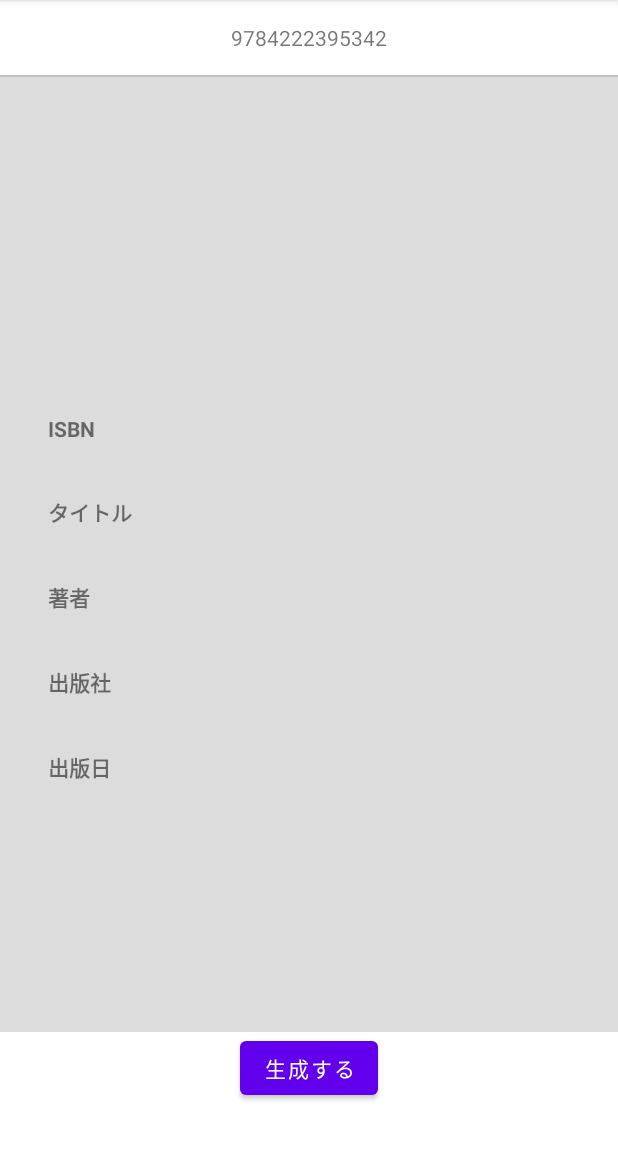
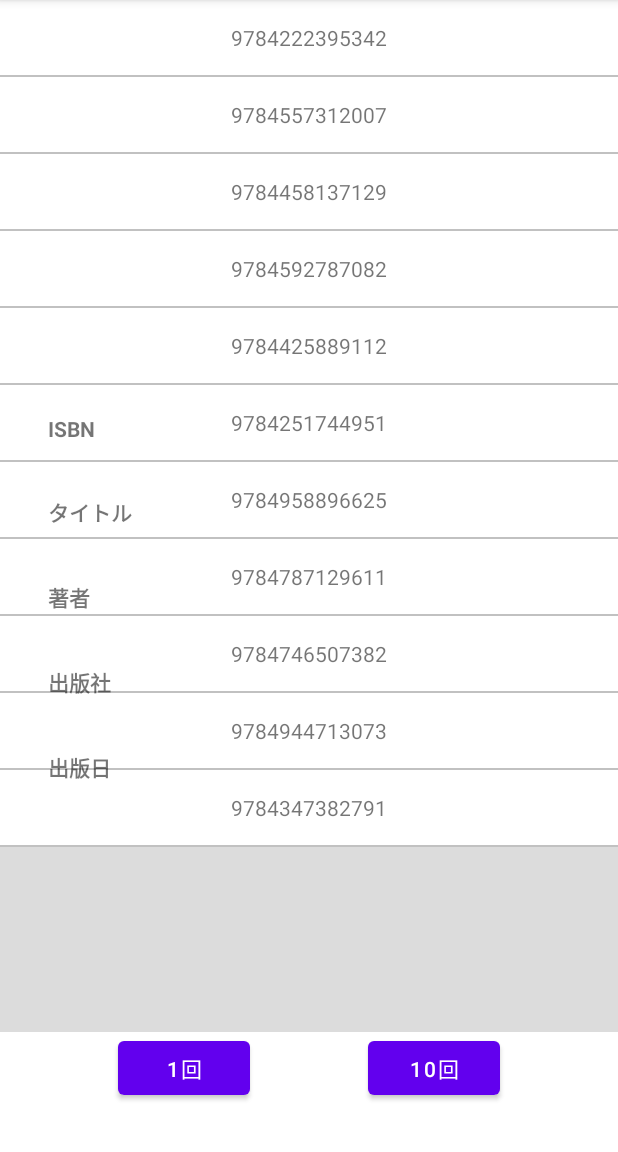
Before and after one commit to naga-naga/IsbnGacha, an Android app: the fragment SecondFragment placed in its activity, on a phone screen of 412 x 824 dp, the part 84-1236 px from its top. Run offline under Robolectric (Android 15) with nearby library versions, the phone set to English and light mode, and no system bars; our stand-ins replace Room's generated code, navigation-ui; 10 statements that could not run were skipped.

Commit message:
ガチャらしく，ISBN を10個生成できるボタンを追加

```diff
--- a/app/src/main/java/com/example/isbngacha/BookDao.kt
+++ b/app/src/main/java/com/example/isbngacha/BookDao.kt
@@ -6,6 +6,9 @@ import androidx.room.*
 interface BookDao {
     @Insert
     suspend fun insert(book: Book)
+
+    @Insert
+    suspend fun insert(books: MutableList<Book>)
 
     @Update
     suspend fun update(book: Book)
--- a/app/src/main/java/com/example/isbngacha/FirstFragment.kt
+++ b/app/src/main/java/com/example/isbngacha/FirstFragment.kt
@@ -25,6 +25,8 @@ class FirstFragment : Fragment() {
     // This property is only valid between onCreateView and
     // onDestroyView.
     private val binding get() = _binding!!
+
+    private lateinit var isbnGenerator: IsbnGenerator
 
     override fun onCreateView(
         inflater: LayoutInflater, container: ViewGroup?,
@@ -64,10 +66,11 @@ class FirstFragment : Fragment() {
         }
         binding.recyclerView.adapter = adapter
 
-        // ISBN 生成ボタン
-        binding.isbnGeneratorButton.setOnClickListener {
-            // ISBN 生成
-            val isbnGenerator: IsbnGenerator = RandomIsbnGenerator()
+        // ISBN 生成
+        isbnGenerator = RandomIsbnGenerator()
+
+        // 単発
+        binding.oneIsbnGeneratorButton.setOnClickListener {
             val isbn = isbnGenerator.generate()
             val book = Book(isbn)
             Log.d(TAG, "ISBN generated: $isbn")
@@ -78,6 +81,22 @@ class FirstFragment : Fragment() {
                 bookDao.insert(book)
             }
         }
+
+        // 10回
+        binding.tenIsbnsGeneratorButton.setOnClickListener {
+            val bookList: MutableList<Book> = mutableListOf()
+            for (i in 0..9) {
+                val isbn = isbnGenerator.generate()
+                val book = Book(isbn)
+                Log.d(TAG, "ISBN generated: $isbn")
+                adapter.addData(book)
+                bookList.add(book)
+            }
+
+            runBlocking {
+                bookDao.insert(bookList)
+            }
+        }
     }
 
     override fun onDestroyView() {
--- a/app/src/main/res/layout/fragment_isbn_list.xml
+++ b/app/src/main/res/layout/fragment_isbn_list.xml
@@ -6,18 +6,6 @@
     android:layout_height="match_parent"
     tools:context=".FirstFragment">
 
-    <Button
-        android:id="@+id/isbnGeneratorButton"
-        android:layout_width="wrap_content"
-        android:layout_height="wrap_content"
-        android:layout_marginBottom="32dp"
-        android:text="@string/generate"
-        app:layout_constraintBottom_toBottomOf="parent"
-        app:layout_constraintEnd_toEndOf="parent"
-        app:layout_constraintHorizontal_bias="0.5"
-        app:layout_constraintStart_toStartOf="parent"
-        app:layout_constraintTop_toBottomOf="@+id/recyclerView" />
-
     <androidx.recyclerview.widget.RecyclerView
         android:id="@+id/recyclerView"
         android:layout_width="0dp"
@@ -25,9 +13,32 @@
         android:background="#DCDCDC"
         android:fadeScrollbars="false"
         android:scrollbars="vertical"
-        app:layout_constraintBottom_toTopOf="@+id/isbnGeneratorButton"
+        app:layout_constraintBottom_toTopOf="@+id/oneIsbnGeneratorButton"
         app:layout_constraintEnd_toEndOf="parent"
         app:layout_constraintStart_toStartOf="parent"
         app:layout_constraintTop_toTopOf="parent" />
 
+    <Button
+        android:id="@+id/tenIsbnsGeneratorButton"
+        android:layout_width="wrap_content"
+        android:layout_height="wrap_content"
+        android:text="@string/generate_ten"
+        app:layout_constraintBottom_toBottomOf="@+id/oneIsbnGeneratorButton"
+        app:layout_constraintEnd_toEndOf="parent"
+        app:layout_constraintHorizontal_bias="0.5"
+        app:layout_constraintStart_toEndOf="@+id/oneIsbnGeneratorButton"
+        app:layout_constraintTop_toTopOf="@+id/oneIsbnGeneratorButton" />
+
+    <Button
+        android:id="@+id/oneIsbnGeneratorButton"
+        android:layout_width="wrap_content"
+        android:layout_height="wrap_content"
+        android:layout_marginBottom="32dp"
+        android:text="@string/generate_one"
+        app:layout_constraintBottom_toBottomOf="parent"
+        app:layout_constraintEnd_toStartOf="@+id/tenIsbnsGeneratorButton"
+        app:layout_constraintHorizontal_bias="0.5"
+        app:layout_constraintStart_toStartOf="parent"
+        app:layout_constraintTop_toBottomOf="@+id/recyclerView" />
+
 </androidx.constraintlayout.widget.ConstraintLayout>
--- a/app/src/main/res/values/strings.xml
+++ b/app/src/main/res/values/strings.xml
@@ -2,7 +2,7 @@
     <string name="app_name">ISBNガチャ</string>
     <string name="action_settings">Settings</string>
     <!-- Strings used for fragments for navigation -->
-    <string name="generate">生成する</string>
+    <string name="generate_one">1回</string>
     <string name="isbn_list_fragment_label">ISBNガチャ</string>
     <string name="book_detail_fragment_label">本の詳細</string>
     <string name="isbn_label_text">ISBN</string>
@@ -10,4 +10,5 @@
     <string name="author_label_text">著者</string>
     <string name="publisher_label_text">出版社</string>
     <string name="pubdate_label_text">出版日</string>
+    <string name="generate_ten">10回</string>
 </resources>
```
